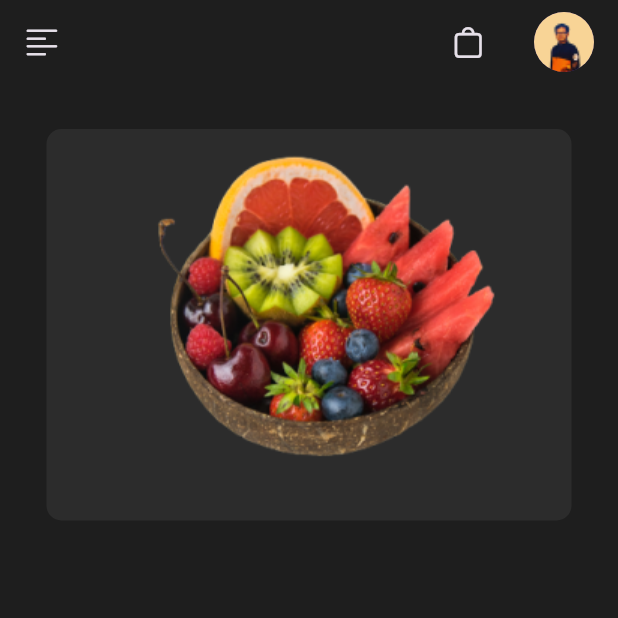
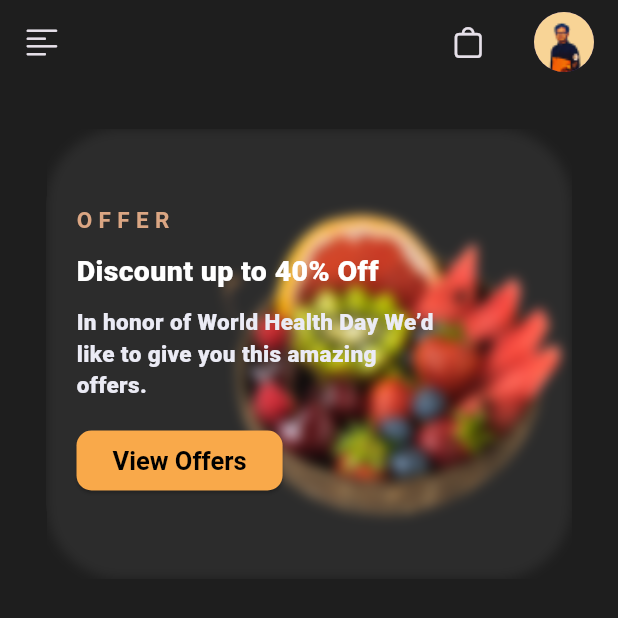
Before and after one commit to universal-developer/Flutter-Fruit-App, a Flutter app: the screen it shows after launch, on a phone screen of 412 x 824 dp, the top half of it. Run offline on Flutter 3.47's test engine with Material 2 defaults, Android fonts, the phone set to English and light mode, and no system bars.

Commit message:
Initial Commit

```diff
--- a/lib/colors.dart
+++ b/lib/colors.dart
@@ -2,3 +2,5 @@ import 'package:flutter/material.dart';
 
 Color backgroundColor = const Color(0xff1E1E1E);
 Color greyColor = const Color(0xff2C2C2C);
+Color orangeColor = const Color(0xffF9A94A);
+Color lightGreyColor = Color.fromARGB(255, 235, 235, 245);
--- a/lib/screens/home_screen.dart
+++ b/lib/screens/home_screen.dart
@@ -1,3 +1,5 @@
+import 'dart:ui';
+
 import 'package:flutter/material.dart';
 import 'package:flutter/cupertino.dart';
 import 'package:fruit_app/colors.dart';
@@ -33,7 +35,14 @@ class _HomeScreenState extends State<HomeScreen> {
       body: Column(
         children: [
           const SizedBox(height: 30),
-          _saleCard(),
+          Center(
+            child: Container(
+              decoration: BoxDecoration(
+                  borderRadius: BorderRadius.circular(50), color: greyColor),
+              width: 350,
+              child: _saleCard(),
+            ),
+          ),
         ],
       ),
     );
@@ -41,18 +50,90 @@ class _HomeScreenState extends State<HomeScreen> {
 }
 
 Widget _saleCard() {
-  return Center(
-    child: Container(
-      decoration: BoxDecoration(
-          borderRadius: BorderRadius.circular(10), color: greyColor),
-      width: 350,
-      child: Column(
-        children: const [
-          Image(
+  return Stack(
+    children: [
+      Positioned(
+        //<-- SEE HERE
+        left: 80,
+        bottom: 0,
+        child: Container(
+          child: Image(
             image: AssetImage('assets/pineapple.png'),
           ),
-        ],
+        ),
       ),
-    ),
+      Container(
+        width: 270,
+        height: 300,
+        child: BackdropFilter(
+          filter: ImageFilter.blur(sigmaX: 4.0, sigmaY: 4.0),
+          child: Column(
+            mainAxisAlignment: MainAxisAlignment.start,
+            children: [
+              const SizedBox(height: 50),
+              Container(
+                alignment: Alignment.centerLeft,
+                padding: const EdgeInsets.only(left: 20),
+                child: Text(
+                  'O F F E R',
+                  style: TextStyle(
+                    fontSize: 15,
+                    color: Color(0xffDBA683),
+                    fontWeight: FontWeight.bold,
+                  ),
+                ),
+              ),
+              const SizedBox(height: 10),
+              Container(
+                alignment: Alignment.centerLeft,
+                padding: const EdgeInsets.only(left: 20),
+                child: Text(
+                  'Discount up to 40% Off',
+                  style: TextStyle(
+                    fontSize: 19,
+                    color: Colors.white,
+                    fontWeight: FontWeight.w900,
+                  ),
+                ),
+              ),
+              const SizedBox(height: 10),
+              Container(
+                alignment: Alignment.centerLeft,
+                padding: const EdgeInsets.only(left: 20),
+                child: Text(
+                  'In honor of World Health Day We’d like to give you this amazing offers.',
+                  style: TextStyle(
+                    fontSize: 15,
+                    color: Color.fromARGB(255, 235, 235, 245),
+                    fontWeight: FontWeight.w900,
+                  ),
+                ),
+              ),
+              Container(
+                alignment: Alignment.centerLeft,
+                padding: const EdgeInsets.only(left: 20, bottom: 20),
+                width: 270,
+                height: 100,
+                child: ElevatedButton(
+                  child: const Text(
+                    'View Offers',
+                    style: TextStyle(color: Colors.black),
+                  ),
+                  onPressed: () {},
+                  style: ElevatedButton.styleFrom(
+                    primary: Color(0xffF9A94A),
+                    textStyle: const TextStyle(
+                        fontSize: 17, fontWeight: FontWeight.bold),
+                    shape: new RoundedRectangleBorder(
+                      borderRadius: new BorderRadius.circular(10.0),
+                    ),
+                  ),
+                ),
+              ),
+            ],
+          ),
+        ),
+      ),
+    ],
   );
 }
```
Also changed, not shown: pubspec.lock.
